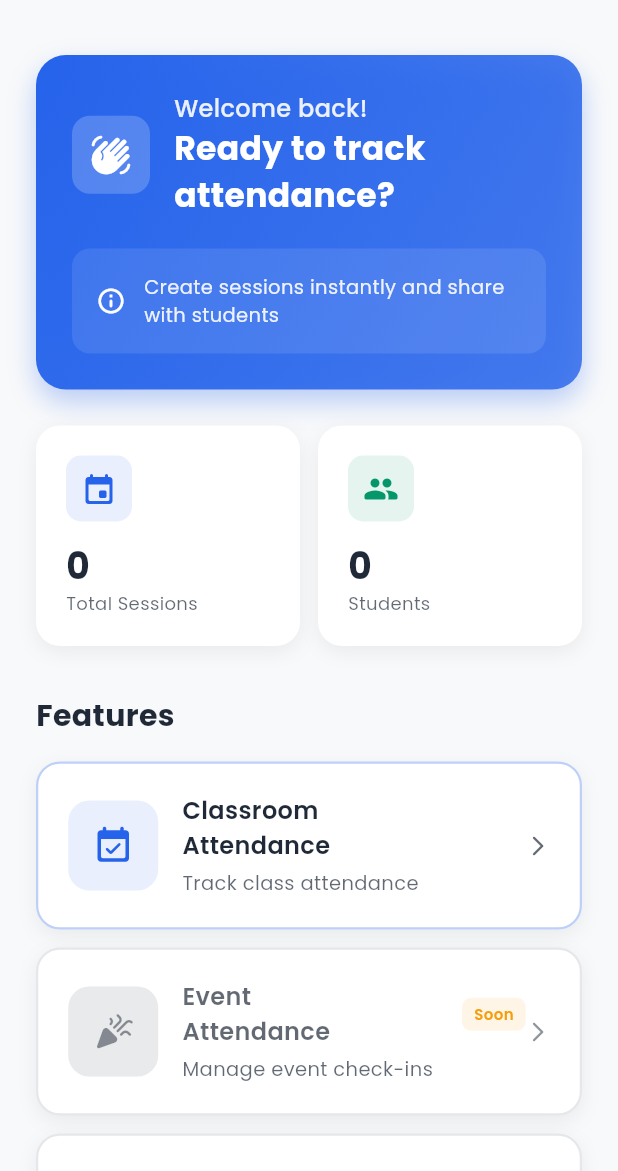
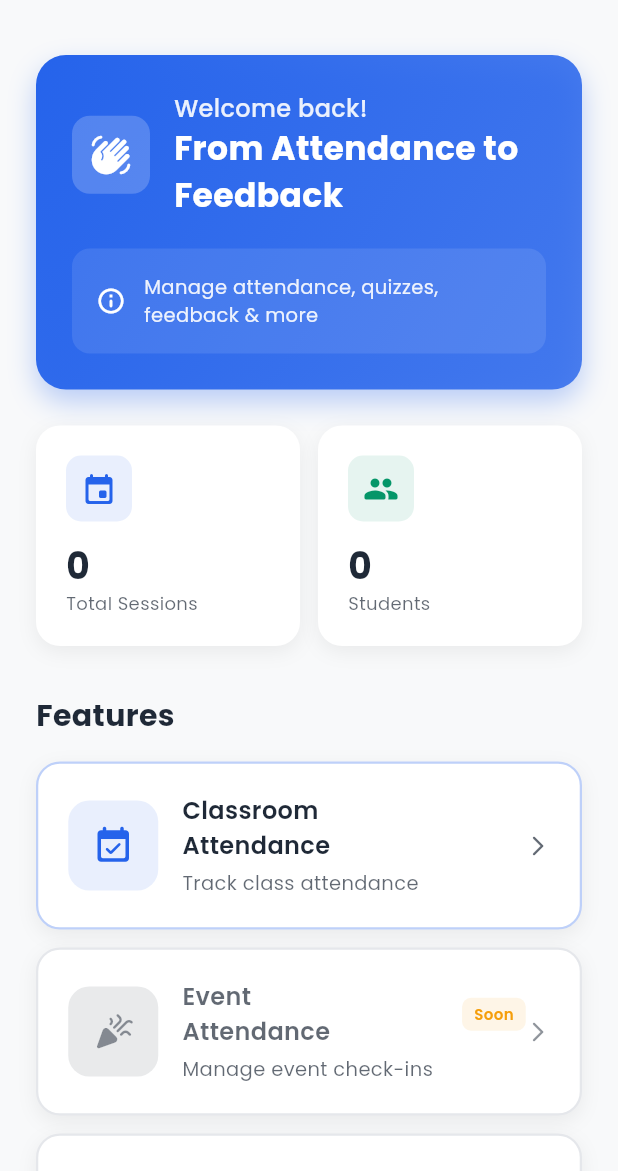
Before and after one commit to Abhishekshelar208/attendo-quick-attendance-by-sharing-link-, a Flutter app: the HomeTab screen opened directly, on a phone screen of 412 x 824 dp, the part 65-1236 px from its top. Run offline on Flutter 3.47's test engine with Material 3 defaults, Android fonts, the phone set to English and light mode, and no system bars; our stand-ins replace firebase_core, firebase_database, google_fonts, share_plus, shared_preferences; accounts and stored records are empty.

Commit message:
Update home screen welcome message and tagline
- Changed main message from 'Engage your classroom!' to 'From Attendance to Feedback'
- Updated info text to 'Manage attendance, quizzes, feedback & more'
- Reflects app's expanded scope beyond just attendance tracking

```diff
--- a/lib/pages/home_tab.dart
+++ b/lib/pages/home_tab.dart
@@ -114,7 +114,7 @@ class HomeTab extends StatelessWidget {
                       ),
                     ),
                     Text(
-                      'Ready to track attendance?',
+                      'From Attendance to Feedback',
                       style: GoogleFonts.poppins(
                         fontSize: 22,
                         fontWeight: FontWeight.bold,
@@ -143,7 +143,7 @@ class HomeTab extends StatelessWidget {
                 const SizedBox(width: 12),
                 Expanded(
                   child: Text(
-                    'Create sessions instantly and share with students',
+                    'Manage attendance, quizzes, feedback & more',
                     style: GoogleFonts.poppins(
                       fontSize: 13,
                       color: Colors.white.withValues(alpha: 0.9),
```
